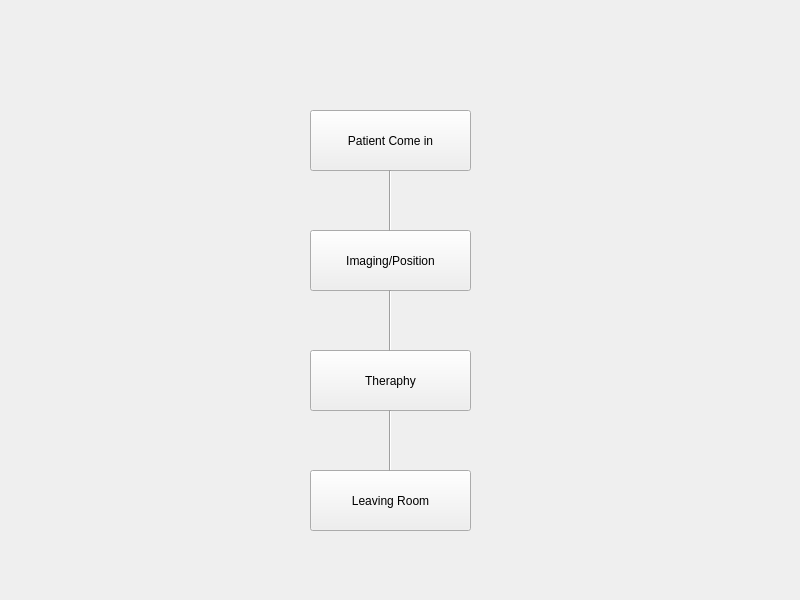
Above: widgets/ui/Form/TRTimeOperator.ui from zhailei-scu/TRTimeRecord before the change. Below: the same form after it.
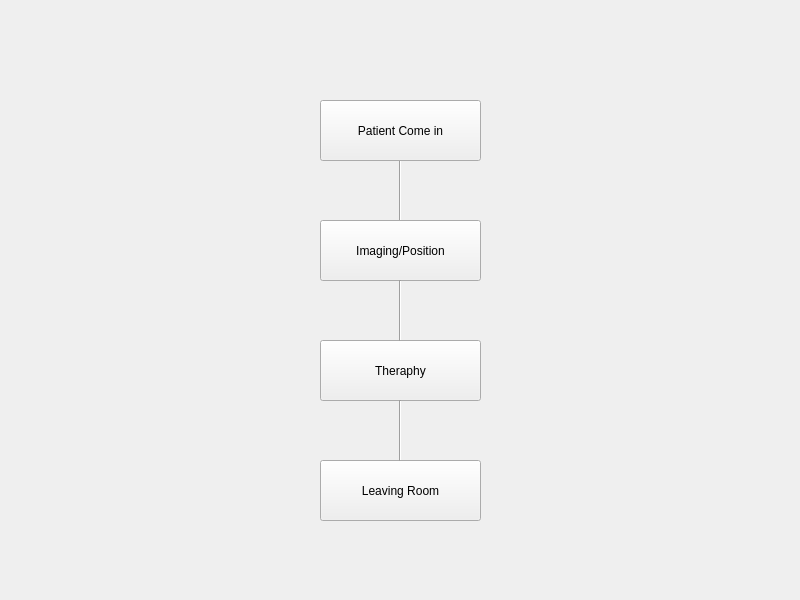
That is the form after the change. Icons and pictures are not drawn.

Commit message: normal operation

The edit to the form file:
```diff
--- a/widgets/ui/Form/TRTimeOperator.ui
+++ b/widgets/ui/Form/TRTimeOperator.ui
@@ -23,49 +23,51 @@
   <property name="styleSheet">
    <string notr="true"/>
   </property>
-  <widget class="QPushButton" name="pushButton_PatentComeIn">
+  <widget class="QTabWidget" name="tabWidget">
    <property name="geometry">
     <rect>
-     <x>310</x>
-     <y>110</y>
-     <width>161</width>
-     <height>61</height>
+     <x>0</x>
+     <y>40</y>
+     <width>801</width>
+     <height>561</height>
     </rect>
    </property>
-   <property name="autoFillBackground">
-    <bool>false</bool>
+   <property name="tabPosition">
+    <enum>QTabWidget::East</enum>
    </property>
-   <property name="styleSheet">
-    <string notr="true"/>
+   <property name="tabShape">
+    <enum>QTabWidget::Rounded</enum>
    </property>
-   <property name="text">
-    <string>Patient Come in</string>
+   <property name="currentIndex">
+    <number>0</number>
    </property>
-   <property name="icon">
-    <iconset theme="address-book-new"/>
+   <property name="elideMode">
+    <enum>Qt::ElideNone</enum>
    </property>
-  </widget>
-  <widget class="QPushButton" name="pushButton_PatentImaging">
-   <property name="geometry">
-    <rect>
-     <x>310</x>
-     <y>230</y>
-     <width>161</width>
-     <height>61</height>
-    </rect>
+   <property name="usesScrollButtons">
+    <bool>false</bool>
    </property>
-   <property name="autoFillBackground">
+   <property name="documentMode">
+    <bool>true</bool>
+   </property>
+   <property name="tabsClosable">
+    <bool>true</bool>
+   </property>
+   <property name="movable">
     <bool>false</bool>
    </property>
-   <property name="text">
-    <string>Imaging/Position</string>
+   <property name="tabBarAutoHide">
+    <bool>true</bool>
    </property>
-  </widget>
+   <widget class="QWidget" name="tab">
+    <attribute name="title">
+     <string>Operation</string>
+    </attribute>
   <widget class="QPushButton" name="pushButton_Theraphy">
    <property name="geometry">
     <rect>
-     <x>310</x>
-     <y>350</y>
+       <x>320</x>
+       <y>300</y>
      <width>161</width>
      <height>61</height>
     </rect>
@@ -77,24 +79,11 @@
     <string>Theraphy</string>
    </property>
   </widget>
-  <widget class="Line" name="line_2">
-   <property name="geometry">
-    <rect>
-     <x>380</x>
-     <y>290</y>
-     <width>21</width>
-     <height>61</height>
-    </rect>
-   </property>
-   <property name="orientation">
-    <enum>Qt::Vertical</enum>
-   </property>
-  </widget>
   <widget class="QPushButton" name="pushButton_LeavingRoom">
    <property name="geometry">
     <rect>
-     <x>310</x>
-     <y>470</y>
+       <x>320</x>
+       <y>420</y>
      <width>161</width>
      <height>61</height>
     </rect>
@@ -106,24 +95,11 @@
     <string>Leaving Room</string>
    </property>
   </widget>
-  <widget class="Line" name="line_3">
-   <property name="geometry">
-    <rect>
-     <x>380</x>
-     <y>410</y>
-     <width>21</width>
-     <height>61</height>
-    </rect>
-   </property>
-   <property name="orientation">
-    <enum>Qt::Vertical</enum>
-   </property>
-  </widget>
   <widget class="Line" name="line_4">
    <property name="geometry">
     <rect>
-     <x>380</x>
-     <y>170</y>
+       <x>390</x>
+       <y>120</y>
      <width>21</width>
      <height>61</height>
     </rect>
@@ -146,6 +122,72 @@
    <property name="orientation">
     <enum>Qt::Vertical</enum>
    </property>
+    </widget>
+    <widget class="QPushButton" name="pushButton_PatentImaging">
+     <property name="geometry">
+      <rect>
+       <x>320</x>
+       <y>180</y>
+       <width>161</width>
+       <height>61</height>
+      </rect>
+     </property>
+     <property name="autoFillBackground">
+      <bool>false</bool>
+     </property>
+     <property name="text">
+      <string>Imaging/Position</string>
+     </property>
+    </widget>
+    <widget class="Line" name="line_3">
+     <property name="geometry">
+      <rect>
+       <x>390</x>
+       <y>360</y>
+       <width>21</width>
+       <height>61</height>
+      </rect>
+     </property>
+     <property name="orientation">
+      <enum>Qt::Vertical</enum>
+     </property>
+    </widget>
+    <widget class="QPushButton" name="pushButton_PatentComeIn">
+     <property name="geometry">
+      <rect>
+       <x>320</x>
+       <y>60</y>
+       <width>161</width>
+       <height>61</height>
+      </rect>
+     </property>
+     <property name="autoFillBackground">
+      <bool>false</bool>
+     </property>
+     <property name="styleSheet">
+      <string notr="true"/>
+     </property>
+     <property name="text">
+      <string>Patient Come in</string>
+     </property>
+     <property name="icon">
+      <iconset theme="address-book-new"/>
+     </property>
+    </widget>
+    <widget class="Line" name="line_2">
+     <property name="geometry">
+      <rect>
+       <x>390</x>
+       <y>240</y>
+       <width>21</width>
+       <height>61</height>
+      </rect>
+     </property>
+     <property name="orientation">
+      <enum>Qt::Vertical</enum>
+     </property>
+    </widget>
+   </widget>
   </widget>
  </widget>
  <resources>
```
Left out of the diff: 2 changed lines with no effect on the pictures. Lines whose indentation alone changed are shown as unchanged. The commit also changes 2 other files.
